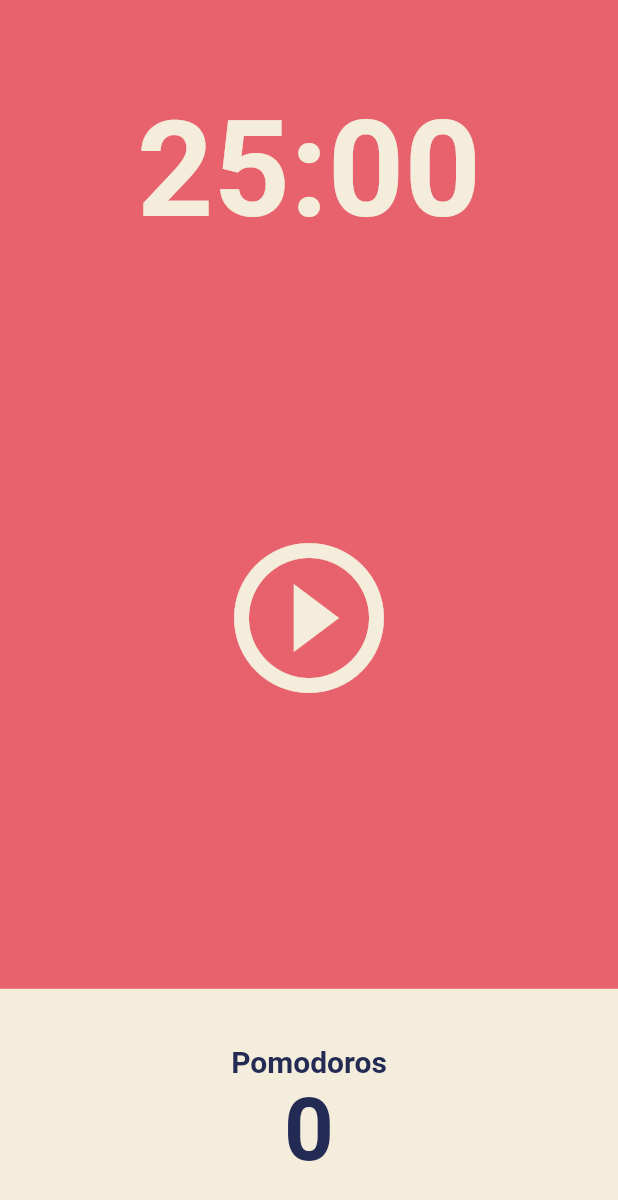
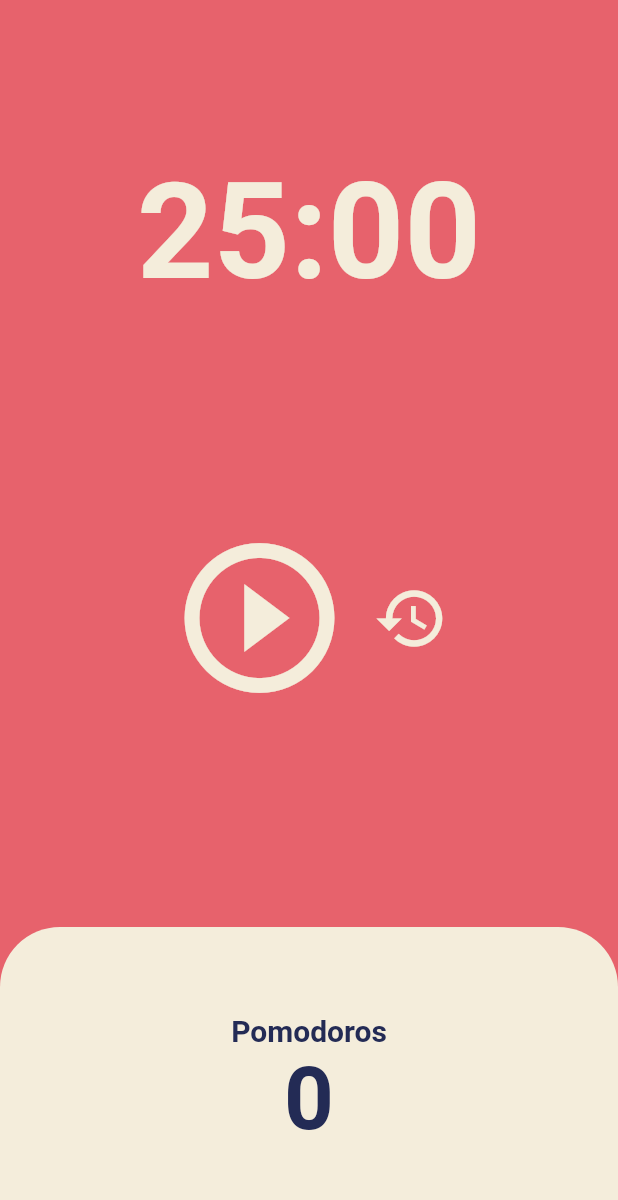
Before and after one commit to SashaGwak/flutter, a Flutter app: the screen it shows after launch, on a phone screen of 412 x 824 dp. Shown: the top 1200 px of the screen. Run offline on Flutter 3.47's test engine with Material 2 defaults, Android fonts, the phone set to English and light mode, and no system bars.

```diff
--- a/lib/screens/home_screen.dart
+++ b/lib/screens/home_screen.dart
@@ -1,4 +1,5 @@
 import 'package:flutter/material.dart';
+import 'dart:async';
 
 class HomeScreen extends StatefulWidget {
   const HomeScreen({super.key});
@@ -8,6 +9,61 @@ class HomeScreen extends StatefulWidget {
 }
 
 class _HomeScreenState extends State<HomeScreen> {
+  static const twentyFiveMinutes = 1500;
+  int totalSeconds = twentyFiveMinutes;
+  bool isRunning = false;
+  int totalPomodoros = 0;
+  // late는 이 property를 당장 초기화하지 않아도 됨(사용하기 전에만 초기화하면 됨)
+  late Timer timer;
+
+  void onTick(Timer timer) {
+    // 타이머 종료(초기화)
+    if (totalSeconds == 0) {
+      setState(() {
+        totalPomodoros = totalPomodoros + 1;
+        isRunning = false;
+        totalSeconds = twentyFiveMinutes;
+      });
+      timer.cancel();
+      // 타이머 진행
+    } else {
+      setState(() => {totalSeconds = totalSeconds - 1});
+    }
+  }
+
+  // 버튼 클릭 시 타이머 시작
+  void onStartPressed() {
+    // 타이머를 달아서 1초마다 onTick 실행되도록 해줌
+    timer = Timer.periodic(
+      const Duration(seconds: 1),
+      onTick,
+    );
+    setState(() => {isRunning = true});
+  }
+
+  // 버튼 클릭 시 타이머 일시정지
+  void onPausePressed() {
+    timer.cancel();
+    setState(() {
+      isRunning = false;
+    });
+  }
+
+  // 초기화 기능
+  void onReseted() {
+    setState(() {
+      isRunning = false;
+      totalSeconds = twentyFiveMinutes;
+    });
+    timer.cancel();
+  }
+
+  // 타이머 형식 MM:SS로 변환
+  String format(int seconds) {
+    var duration = Duration(seconds: seconds);
+    return duration.toString().split('.').first.substring(2, 7);
+  }
+
   @override
   Widget build(BuildContext context) {
     return Scaffold(
@@ -19,7 +75,7 @@ class _HomeScreenState extends State<HomeScreen> {
             child: Container(
               alignment: Alignment.bottomCenter,
               child: Text(
-                '25:00',
+                format(totalSeconds),
                 style: TextStyle(
                   color: Theme.of(context).cardColor,
                   fontSize: 89,
@@ -29,13 +85,26 @@ class _HomeScreenState extends State<HomeScreen> {
             ),
           ),
           Flexible(
-            flex: 3,
+            flex: 2,
             child: Center(
-              child: IconButton(
-                iconSize: 120,
-                color: Theme.of(context).cardColor,
-                onPressed: () {},
-                icon: const Icon(Icons.play_circle_outline_outlined),
+              child: Row(
+                mainAxisAlignment: MainAxisAlignment.center,
+                children: [
+                  IconButton(
+                    iconSize: 120,
+                    color: Theme.of(context).cardColor,
+                    onPressed: isRunning ? onPausePressed : onStartPressed,
+                    icon: isRunning
+                        ? const Icon(Icons.pause_circle_filled_outlined)
+                        : const Icon(Icons.play_circle_outline_outlined),
+                  ),
+                  IconButton(
+                    iconSize: 50,
+                    color: Theme.of(context).cardColor,
+                    onPressed: onReseted,
+                    icon: const Icon(Icons.restore_outlined),
+                  ),
+                ],
               ),
             ),
           ),
@@ -46,6 +115,9 @@ class _HomeScreenState extends State<HomeScreen> {
                 Expanded(
                   child: Container(
                     decoration: BoxDecoration(
+                      borderRadius: const BorderRadius.vertical(
+                        top: Radius.circular(40),
+                      ),
                       color: Theme.of(context).cardColor,
                     ),
                     child: Column(
@@ -61,7 +133,7 @@ class _HomeScreenState extends State<HomeScreen> {
                           ),
                         ),
                         Text(
-                          '0',
+                          '$totalPomodoros',
                           style: TextStyle(
                             fontSize: 58,
                             fontWeight: FontWeight.w600,
```
